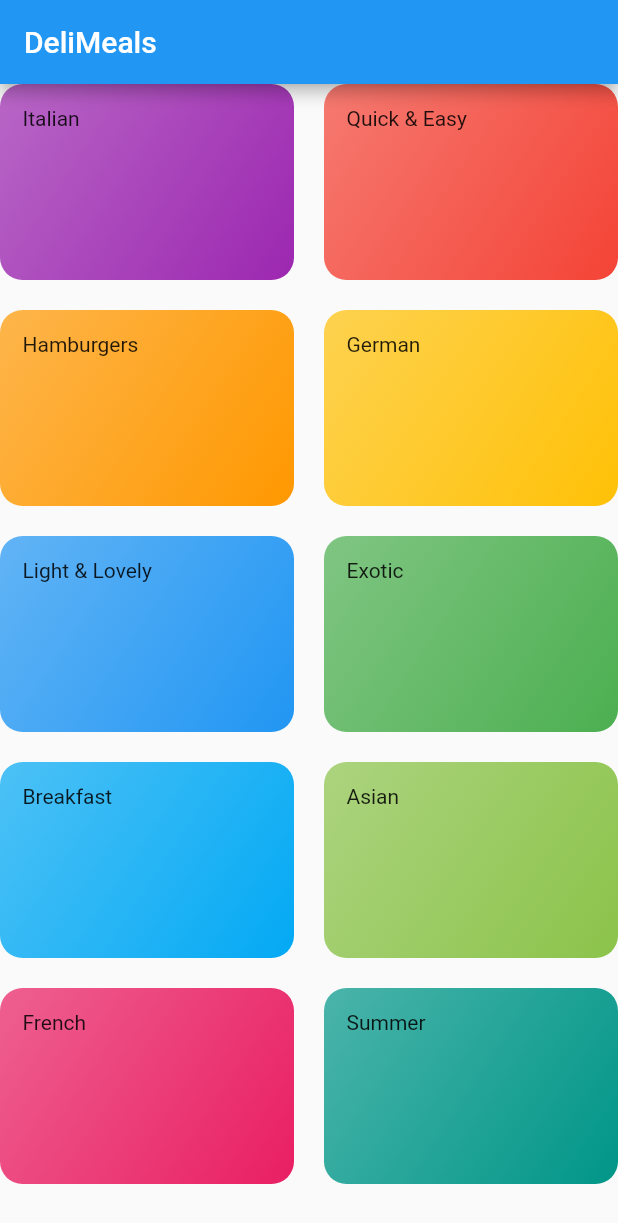
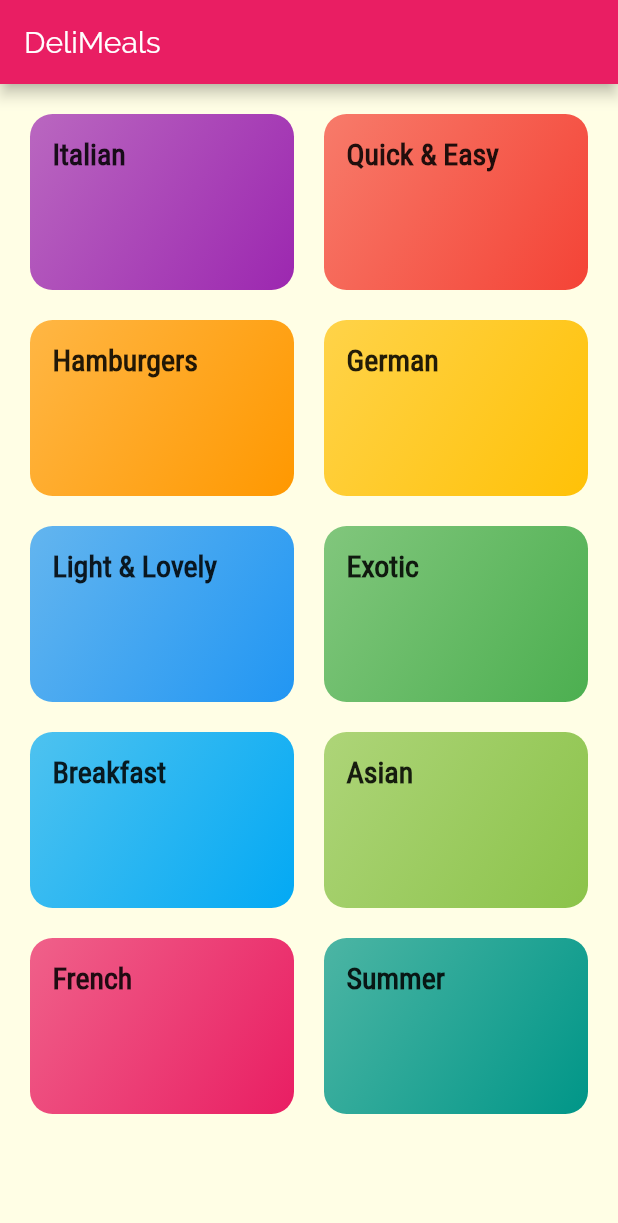
Before and after one commit to AbdoTareq/meals, a Flutter app: the screen it shows after launch, on a phone screen of 412 x 824 dp. Shown: the top 1223 px of the screen. Run offline on Flutter 3.47's test engine with Material 2 defaults, Android fonts, the phone set to English and light mode, and no system bars.

Commit message:
feat: App navigation

```diff
--- a/lib/main.dart
+++ b/lib/main.dart
@@ -1,5 +1,6 @@
 import 'package:flutter/material.dart';
 import 'package:meals/screens/categories_screen.dart';
+import 'package:meals/screens/category_meal_screen.dart';
 
 void main() {
   runApp(MyApp());
@@ -12,13 +13,28 @@ class MyApp extends StatelessWidget {
     return MaterialApp(
       title: 'DeliMeals',
       theme: ThemeData(
-        primarySwatch: Colors.blue,
+        primarySwatch: Colors.pink,
+        accentColor: Colors.amber,
+        canvasColor: Color.fromRGBO(255, 254, 229, 1),
+        fontFamily: 'Raleway',
+        textTheme: ThemeData.light().textTheme.copyWith(
+              bodyText2: TextStyle(color: Color.fromRGBO(20, 50, 51, 1)),
+              bodyText1: TextStyle(color: Color.fromRGBO(20, 50, 51, 1)),
+              headline6: TextStyle(
+                  fontWeight: FontWeight.bold,
+                  fontSize: 20,
+                  fontFamily: 'RobotoCondensed'),
+            ),
         // This makes the visual density adapt to the platform that you run
         // the app on. For desktop platforms, the controls will be smaller and
         // closer together (more dense) than on mobile platforms.
         visualDensity: VisualDensity.adaptivePlatformDensity,
       ),
-      home: CategoryScreen(),
+      initialRoute: '/',
+      routes: {
+        '/': (ctx) => CategoryScreen(),
+        CategoryMealScreen.routeName: (context) => CategoryMealScreen(),
+      },
     );
   }
 }
--- a/lib/screens/categories_screen.dart
+++ b/lib/screens/categories_screen.dart
@@ -9,9 +9,12 @@ class CategoryScreen extends StatelessWidget {
       appBar: AppBar(
         title: Text('DeliMeals'),
       ),
-      body: GridView(
+      body: Padding(
+        padding: const EdgeInsets.all(20),
+        child: GridView(
           children: DUMMY_CATEGORIES
-            .map((catData) => CategoryItem(catData.title, catData.color))
+              .map((catData) =>
+                  CategoryItem(catData.id, catData.title, catData.color))
               .toList(),
           gridDelegate: SliverGridDelegateWithMaxCrossAxisExtent(
               maxCrossAxisExtent: 200,
@@ -19,6 +22,7 @@ class CategoryScreen extends StatelessWidget {
               mainAxisSpacing: 20,
               crossAxisSpacing: 20),
         ),
+      ),
     );
   }
 }
--- a/lib/widgets/category_item.dart
+++ b/lib/widgets/category_item.dart
@@ -1,16 +1,33 @@
 import 'package:flutter/material.dart';
+import 'package:meals/screens/categories_screen.dart';
+import 'package:meals/screens/category_meal_screen.dart';
 
 class CategoryItem extends StatelessWidget {
+  final String id;
   final String title;
   final Color color;
 
-  CategoryItem(this.title, this.color);
+  CategoryItem(this.id, this.title, this.color);
+
+  void selectCategory(BuildContext context) {
+    Navigator.pushNamed(context, CategoryMealScreen.routeName, arguments: {
+      'id': id,
+      'title': title,
+    });
+  }
 
   @override
   Widget build(BuildContext context) {
-    return Container(
+    return InkWell(
+      onTap: () => selectCategory(context),
+      splashColor: Theme.of(context).primaryColor,
+      borderRadius: BorderRadius.circular(15),
+      child: Container(
         padding: EdgeInsets.all(15),
-      child: Text(title),
+        child: Text(
+          title,
+          style: Theme.of(context).textTheme.headline6,
+        ),
         decoration: BoxDecoration(
             gradient: LinearGradient(
               colors: [color.withOpacity(.7), color],
@@ -18,6 +35,7 @@ class CategoryItem extends StatelessWidget {
               end: Alignment.bottomRight,
             ),
             borderRadius: BorderRadius.circular(15)),
+      ),
     );
   }
 }
```
Lines whose indentation alone changed are shown as unchanged.
